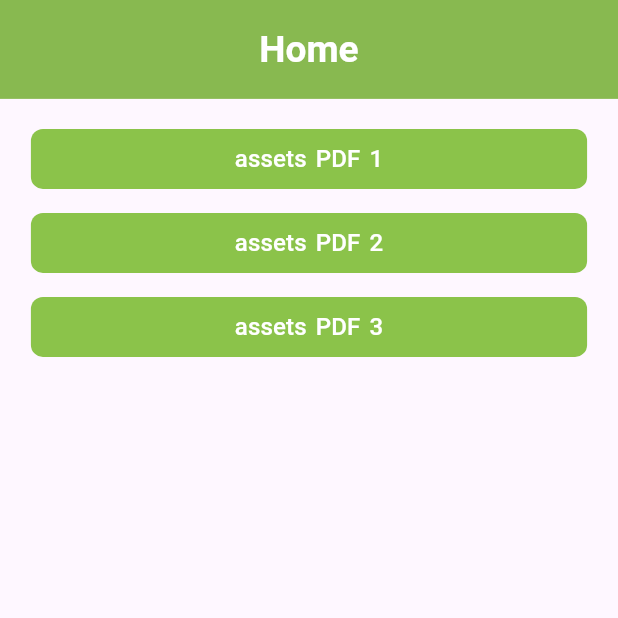
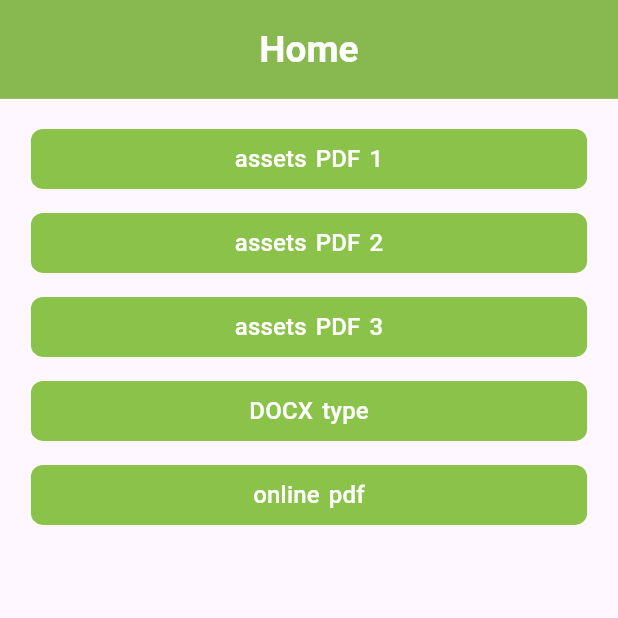
Before and after one commit to Yash-Gupta001/pdfview_app, a Flutter app: the screen it shows after launch, after a tap on "assets PDF 2", on a phone screen of 412 x 824 dp, the top half of it. Run offline on Flutter 3.47's test engine with Material 3 defaults, Android fonts, the light colour scheme and no system bars; our stand-ins replace get; missing offline and left inert: docx_viewer, syncfusion_flutter_pdfviewer.

Commit message:
now document type can also be viewed

```diff
--- a/lib/controllers/pdfcontroller.dart
+++ b/lib/controllers/pdfcontroller.dart
@@ -1,21 +1,24 @@
 import 'dart:io';
-
-import 'package:flutter/material.dart';
 import 'package:flutter/services.dart';
 import 'package:get/get.dart';
+import 'package:flutter/material.dart';
 import 'package:path_provider/path_provider.dart';
 
+import '../pages/viewpdf.dart';
+import '../pages/viewdocx.dart';  // Import the ViewDocx screen
+
 class Pdfcontroller extends GetxController {
-  // Define the file names in assets
   final List<String> assetPath = [
-    'assets/files/file-sample_150kB.pdf',
+    'assets/files/150kB.pdf',
     'assets/files/file-sample_PDF_1MB.pdf',
     'assets/files/file-sample_PDF_500_kB.pdf',
+    'assets/files/sampledocx.docx',
+    'https://www.w3.org/WAI/ER/tests/xhtml/testfiles/resources/pdf/dummy.pdf'
   ];
 
-  RxString status = ''.obs; // Keep track of the PDF file path
+  RxString status = ''.obs;
 
-  // Load a specific asset based on index
+  // Load asset based on the index
   Future<String> loadAsset(int index) async {
     final ByteData data = await rootBundle.load(assetPath[index]);
     final buffer = data.buffer.asUint8List();
@@ -27,17 +30,33 @@ class Pdfcontroller extends GetxController {
     return tempFile.path;
   }
 
-  // Open the PDF file (store the file path in the status)
-  Future<void> openPdfFile(int index) async {
+  // Open the file (either PDF or DOC/DOCX)
+  Future<void> openFile(int index) async {
     final filePath = await loadAsset(index);
-    status.value = filePath; // Set the file path in status
+    status.value = filePath;
 
-    // Optionally, you can show a snackbar when a PDF is opened
-    Get.snackbar(
-      'File Opened',
-      'The file has been opened successfully.',
-      colorText: Colors.white,
-      backgroundColor: Colors.black54,
-    );
+    // Check the file extension to decide if it's a PDF or DOC/DOCX
+    String extension = filePath.split('.').last.toLowerCase();
+
+    if (extension == 'pdf') {
+      Get.to(() => Viewpdf());
+      // PDF file show a snackbar and proceed to view PDF
+      Get.snackbar(
+        'File Opened',
+        'The PDF file has been opened successfully.',
+        colorText: Colors.white,
+        backgroundColor: Colors.black54,
+      );
+
+    }
+    else if (extension == 'doc' || extension == 'docx') {
+      Get.to(() => ViewDocx());
+      Get.snackbar(
+        'File Opened',
+        'The Document file has been opened successfully.',
+        colorText: Colors.white,
+        backgroundColor: Colors.black54,
+      );
+    }
   }
 }
--- a/lib/pages/home.dart
+++ b/lib/pages/home.dart
@@ -4,7 +4,6 @@ import 'package:get/get.dart';
 import '../controllers/pdfcontroller.dart';
 import '../ui_component/customappbar.dart';
 import '../ui_component/custombutton.dart';
-import 'viewpdf.dart'; // Import the Viewpdf screen
 
 class Home extends StatelessWidget {
   const Home({super.key});
@@ -24,27 +23,38 @@ class Home extends StatelessWidget {
               CustomButton(
                 text: 'assets PDF 1',
                 onPressed: () async {
-                  await controller.openPdfFile(0);
-                  Get.to(() => Viewpdf());
+                  await controller.openFile(0);  // Open the file
                 },
               ),
               SizedBox(height: 8),
               CustomButton(
                 text: 'assets PDF 2',
                 onPressed: () async {
-                  await controller.openPdfFile(1);
-                  Get.to(() => Viewpdf());
+                  await controller.openFile(1);
                 },
               ),
               SizedBox(height: 8),
               CustomButton(
                 text: 'assets PDF 3',
                 onPressed: () async {
-                  await controller.openPdfFile(2);
-                  Get.to(() => Viewpdf());
+                  await controller.openFile(2);
                 },
               ),
-              SizedBox(height: 20),
+
+              SizedBox(height: 8),
+              CustomButton(
+                text: 'DOCX type',
+                onPressed: () async {
+                  await controller.openFile(3);  // DOCX file
+                },
+              ),
+              SizedBox(height: 8),
+              CustomButton(
+                text: 'online pdf',
+                onPressed: () async {
+                  await controller.openFile(4);  // DOCX file
+                },
+              ),
             ],
           ),
         ),
--- a/pubspec.yaml
+++ b/pubspec.yaml
@@ -18,6 +18,8 @@ dependencies:
   flutter_launcher_icons: ^0.14.3
   path_provider: ^2.1.5
   syncfusion_flutter_pdfviewer: ^28.2.6
+  docx_viewer: ^0.2.1
+  http: ^1.3.0
 
 dev_dependencies:
   flutter_test:
```
Also changed, not shown: lib/pages/viewdocx.dart (added, +35 -0 lines), lib/pages/viewpdf.dart (+14 -10 lines), pubspec.lock, 4 other files.
